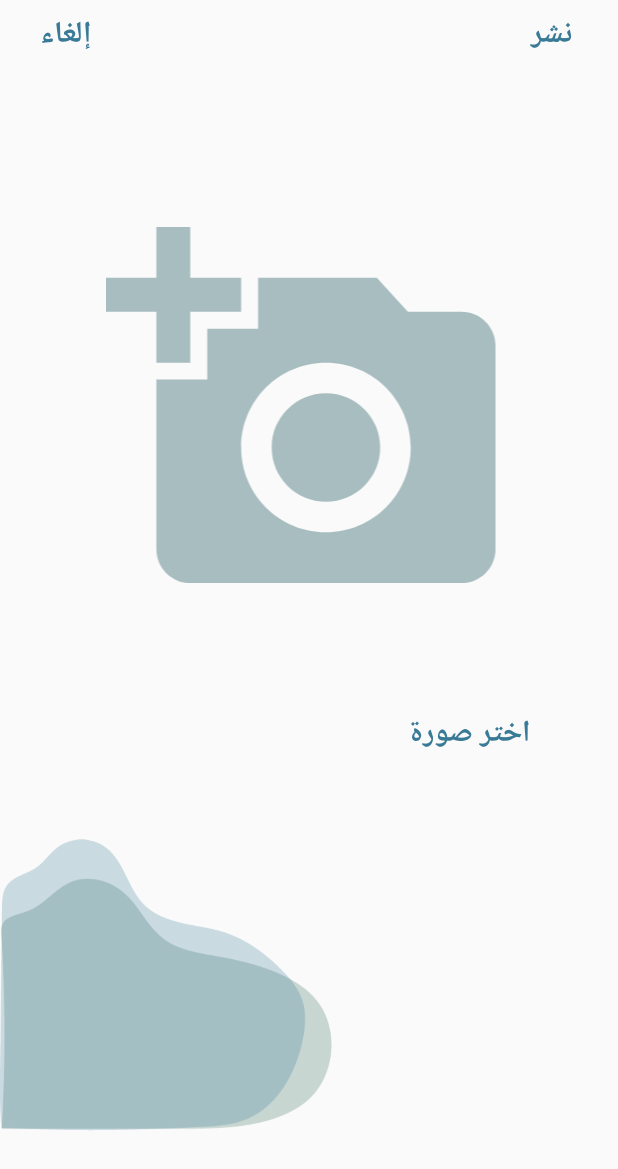
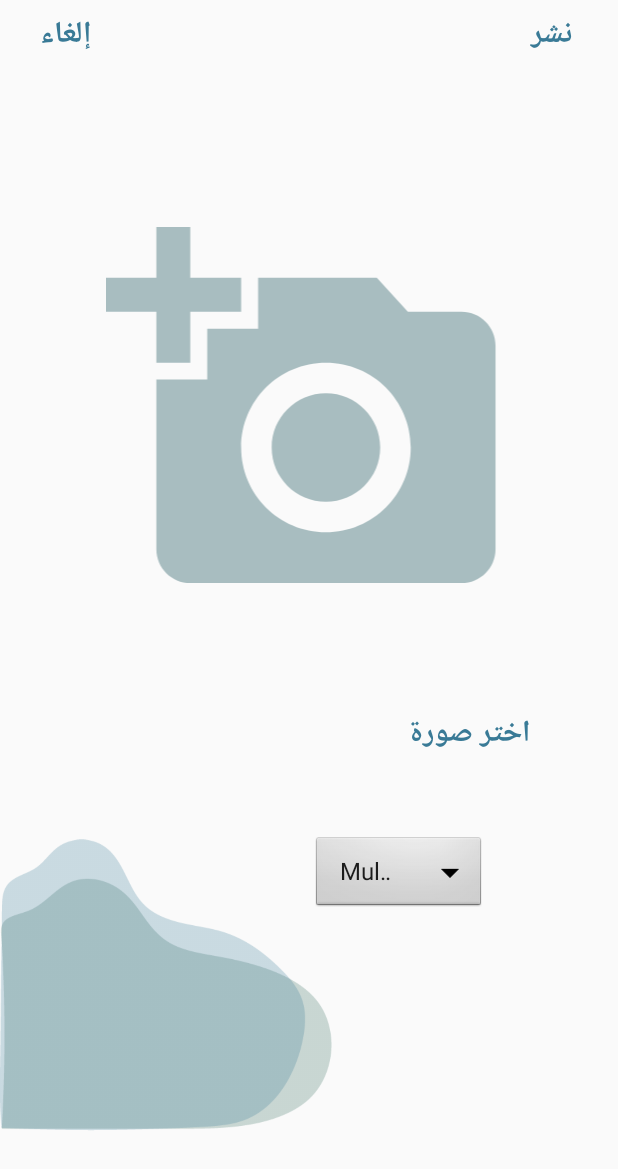
Before and after one commit to DeemSameer/Rafad, an Android app: the postItem2 screen opened directly, with no data from a screen before it, on a phone screen of 412 x 824 dp. Shown: the top 1169 px of the screen. Run offline under Robolectric (Android 15) with nearby library versions, the light colour scheme and no system bars; our stand-ins replace Firebase (no records; nobody signed in at launch, a user with empty details on screens opened directly), Picasso; Roboto replaces fonts that are not available here; 1 statement that could not run was skipped.

Commit message:
POST ITEM #2 with cat

```diff
--- a/app/src/main/java/com/example/rafad/postItem2.java
+++ b/app/src/main/java/com/example/rafad/postItem2.java
@@ -10,9 +10,12 @@ import android.os.Bundle;
 import android.provider.MediaStore;
 import android.util.Log;
 import android.view.View;
+import android.widget.AdapterView;
+import android.widget.ArrayAdapter;
 import android.widget.Button;
 import android.widget.EditText;
 import android.widget.ImageView;
+import android.widget.Spinner;
 import android.widget.Toast;
 
 import com.google.android.gms.tasks.OnFailureListener;
@@ -28,7 +31,9 @@ import com.google.firebase.storage.UploadTask;
 import com.squareup.picasso.Picasso;
 
 import java.lang.ref.Reference;
+import java.util.ArrayList;
 import java.util.HashMap;
+import java.util.List;
 import java.util.Map;
 
 public class postItem2 extends AppCompatActivity {
@@ -44,6 +49,8 @@ public class postItem2 extends AppCompatActivity {
     String idImage;
     Reference postRef;
     FirebaseFirestore fStore;
+    Object cat;
+    Spinner dropdown;
     @Override
     protected void onCreate(Bundle savedInstanceState) {
         super.onCreate(savedInstanceState);
@@ -51,15 +58,44 @@ public class postItem2 extends AppCompatActivity {
 
 
         fAuth = FirebaseAuth.getInstance();
-        postImage=findViewById(R.id.postImage);
-        changePostImage=findViewById(R.id.chosepicture);
+        postImage = findViewById(R.id.postImage);
+        changePostImage = findViewById(R.id.chosepicture);
         storageReference = FirebaseStorage.getInstance().getReference();
-        descerption=findViewById(R.id.descrption);
-        fStore=FirebaseFirestore.getInstance();
+        descerption = findViewById(R.id.descrption);
+        fStore = FirebaseFirestore.getInstance();
         share = findViewById(R.id.button3);
+        // Spinner element
+        Spinner spinner = (Spinner) findViewById(R.id.spinner1);
+
+        spinner.setOnItemSelectedListener(this);
 
 
 
+        // Spinner Drop down elements
+        List<String> categories = new ArrayList<String>();
+        categories.add("Multiply");
+        categories.add("Divide");
+        categories.add("Subtract");
+        categories.add("Add");
+        // Creating adapter for spinner
+        ArrayAdapter<String> dataAdapter = new ArrayAdapter<String>(this, android.R.layout.simple_spinner_item, categories);
+
+        // Drop down layout style - list view with radio button
+        dataAdapter.setDropDownViewResource(android.R.layout.simple_spinner_dropdown_item);
+
+        // attaching data adapter to spinner
+        spinner.setAdapter(dataAdapter);
+/*
+//get the spinner from the xml.
+         dropdown = (Spinner) findViewById(R.id.spinner1);
+//create a list of items for the spinner.
+        String[] items = new String[]{"clothes", "tools", "books"};
+//create an adapter to describe how the items are displayed, adapters are used in several places in android.
+//There are multiple variations of this, but this is the basic variant.
+        ArrayAdapter<String> adapter = new ArrayAdapter<>(this, android.R.layout.simple_spinner_dropdown_item, items);
+//set the spinners adapter to the previously created one.
+        dropdown.setAdapter(adapter);
+        dropdown.setOnItemSelectedListener(this);*/
         changePostImage.setOnClickListener(new View.OnClickListener() {
             @Override
             public void onClick(View v) {
@@ -75,7 +111,6 @@ public class postItem2 extends AppCompatActivity {
 
             }
         });
-
         share.setOnClickListener(new View.OnClickListener() {
 
             public void onClick(View view) {
@@ -83,7 +118,7 @@ public class postItem2 extends AppCompatActivity {
                 uploadImageToFirebase(imageUri);
 
                 String des = descerption.getText().toString();
-                String cat ="book";
+
                 FirebaseDatabase database = FirebaseDatabase.getInstance();
                 itemID = database.getReference("item").push().getKey();
                 DocumentReference documentrefReference = fStore.collection("item").document(itemID);
@@ -92,10 +127,10 @@ public class postItem2 extends AppCompatActivity {
                 //postRef=idImage;
                 //store data
                 Map<String, Object> post = new HashMap<>();
-                post.put("image", idImage);
-                post.put("description", des);
-                post.put("cat", cat);
-                post.put("user id", UID);
+                post.put("Image", idImage);
+                post.put("Description", des);
+                post.put("Catogery", cat);
+                post.put("User id", UID);
                 //check the add if it's success or not
                 documentrefReference.set(post).addOnSuccessListener(new OnSuccessListener<Void>() {
                     @Override
@@ -109,6 +144,31 @@ public class postItem2 extends AppCompatActivity {
             }
         });
     }
+    public void onItemSelected(AdapterView<?> parent, View view, int position, long id) {
+        // On selecting a spinner item
+        String item = parent.getItemAtPosition(position).toString();
+
+        // Showing selected spinner item
+        Toast.makeText(parent.getContext(), "Selected: " + item, Toast.LENGTH_LONG).show();
+    }
+
+    @Override
+    public void onNothingSelected(AdapterView<?> parent) {
+
+    }
+/*
+        public void onItemSelected(AdapterView<?> parent, View view,
+                                   int pos, long id) {
+            // An item was selected. You can retrieve the selected item using
+            // parent.getItemAtPosition(pos)
+            cat = parent.getItemAtPosition(pos);
+        }
+
+        public void onNothingSelected(AdapterView<?> parent) {
+            // Another interface callback
+        }*/
+
+
 
     @Override
     protected void onActivityResult(int requestCode, int resultCode, @androidx.annotation.Nullable Intent data){
--- a/app/src/main/res/layout/activity_post_item2.xml
+++ b/app/src/main/res/layout/activity_post_item2.xml
@@ -109,4 +109,15 @@
         app:layout_constraintTop_toTopOf="parent"
         app:srcCompat="@drawable/prof" />
 
+    <Spinner
+        android:id="@+id/spinner1"
+        android:layout_width="116dp"
+        android:layout_height="53dp"
+        android:layout_marginTop="556dp"
+        android:background="@android:drawable/btn_dropdown"
+        android:spinnerMode="dropdown"
+        app:layout_constraintEnd_toStartOf="@+id/button3"
+        app:layout_constraintHorizontal_bias="1.0"
+        app:layout_constraintStart_toStartOf="parent"
+        app:layout_constraintTop_toTopOf="parent" />
 </androidx.constraintlayout.widget.ConstraintLayout>
```
